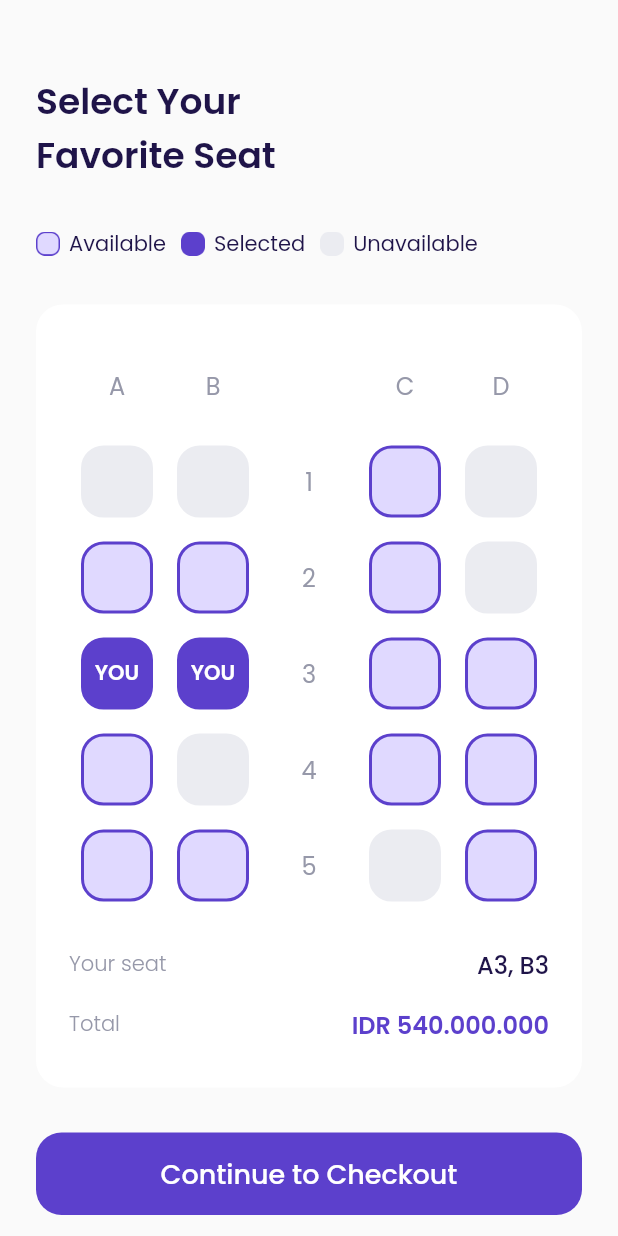
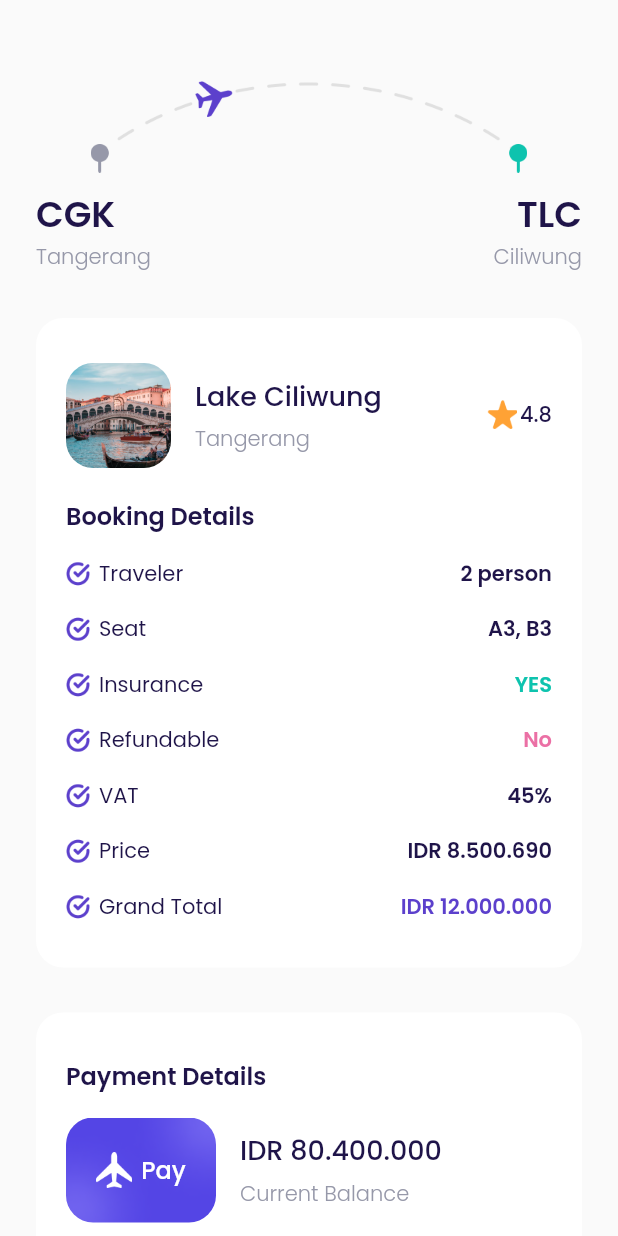
Before and after one commit to dwitio/bwa_airplane, a Flutter app: the ChooseSeatPage screen opened directly, after a tap on "Continue to Checkout", on a phone screen of 412 x 824 dp. Run offline on Flutter 3.47's test engine with Material 2 defaults, Android fonts, the phone set to English and light mode, and no system bars; our stand-ins replace google_fonts.

Commit message:
slicing checkout page

```diff
--- /dev/null
+++ b/lib/ui/pages/checkout_page.dart
@@ -0,0 +1,308 @@
+import 'package:airplane/shared/theme.dart';
+import 'package:airplane/ui/pages/success_checkout_page.dart';
+import 'package:airplane/ui/widgets/booking_details_item.dart';
+import 'package:airplane/ui/widgets/custom_botton.dart';
+import 'package:flutter/material.dart';
+
+class CheckoutPage extends StatelessWidget {
+  const CheckoutPage({Key? key}) : super(key: key);
+
+  @override
+  Widget build(BuildContext context) {
+    Widget route() {
+      return Container(
+        margin: EdgeInsets.only(top: 50),
+        child: Column(
+          children: [
+            Container(
+              width: 291,
+              height: 65,
+              margin: EdgeInsets.only(bottom: 10),
+              decoration: BoxDecoration(
+                  image: DecorationImage(
+                      image: AssetImage('assets/image_checkout.png'))),
+            ),
+            Row(
+              mainAxisAlignment: MainAxisAlignment.spaceBetween,
+              children: [
+                Column(
+                  crossAxisAlignment: CrossAxisAlignment.start,
+                  children: [
+                    Text(
+                      'CGK',
+                      style: blackTextStyle.copyWith(
+                        fontSize: 24,
+                        fontWeight: semiBold,
+                      ),
+                    ),
+                    Text(
+                      'Tangerang',
+                      style: greyTextStyle.copyWith(fontWeight: light),
+                    )
+                  ],
+                ),
+                Column(
+                  crossAxisAlignment: CrossAxisAlignment.end,
+                  children: [
+                    Text(
+                      'TLC',
+                      style: blackTextStyle.copyWith(
+                        fontSize: 24,
+                        fontWeight: semiBold,
+                      ),
+                    ),
+                    Text(
+                      'Ciliwung',
+                      style: greyTextStyle.copyWith(fontWeight: light),
+                    )
+                  ],
+                )
+              ],
+            ),
+          ],
+        ),
+      );
+    }
+
+    Widget bookingDetails() {
+      return Container(
+        margin: EdgeInsets.only(top: 30),
+        padding: EdgeInsets.symmetric(
+          horizontal: 20,
+          vertical: 30,
+        ),
+        decoration: BoxDecoration(
+          borderRadius: BorderRadius.circular(18),
+          color: kWhiteColor,
+        ),
+        child: Column(
+          crossAxisAlignment: CrossAxisAlignment.start,
+          children: [
+            // NOTE: DESTINATION TILE
+            Row(
+              children: [
+                Container(
+                  width: 70,
+                  height: 70,
+                  margin: EdgeInsets.only(right: 16),
+                  decoration: BoxDecoration(
+                      borderRadius: BorderRadius.circular(18),
+                      image: DecorationImage(
+                          fit: BoxFit.cover,
+                          image: AssetImage(
+                            'assets/image_destination1.png',
+                          ))),
+                ),
+                Expanded(
+                  child: Column(
+                    crossAxisAlignment: CrossAxisAlignment.start,
+                    children: [
+                      Text(
+                        'Lake Ciliwung',
+                        style: blackTextStyle.copyWith(
+                          fontSize: 18,
+                          fontWeight: medium,
+                        ),
+                      ),
+                      SizedBox(
+                        height: 5,
+                      ),
+                      Text(
+                        'Tangerang',
+                        style: greyTextStyle.copyWith(
+                          fontWeight: light,
+                        ),
+                      )
+                    ],
+                  ),
+                ),
+                Row(
+                  mainAxisAlignment: MainAxisAlignment.center,
+                  crossAxisAlignment: CrossAxisAlignment.start,
+                  children: [
+                    Container(
+                      width: 20,
+                      height: 20,
+                      margin: EdgeInsets.only(right: 2),
+                      decoration: BoxDecoration(
+                          image: DecorationImage(
+                              image: AssetImage('assets/icon_star.png'))),
+                    ),
+                    Text(
+                      '4.8',
+                      style: blackTextStyle.copyWith(
+                        fontWeight: medium,
+                      ),
+                    )
+                  ],
+                ),
+              ],
+            ),
+
+            // NOTE: BOOKING DETAILS TEXT
+            Container(
+              margin: EdgeInsets.only(top: 20),
+              child: Text(
+                'Booking Details',
+                style: blackTextStyle.copyWith(
+                  fontSize: 16,
+                  fontWeight: semiBold,
+                ),
+              ),
+            ),
+
+            // NOTE: BOOKING DETAILS ITEM
+            BookingDetailsItem(
+                title: 'Traveler',
+                valueText: '2 person',
+                valueColor: kBlackColor),
+            BookingDetailsItem(
+                title: 'Seat', valueText: 'A3, B3', valueColor: kBlackColor),
+            BookingDetailsItem(
+                title: 'Insurance', valueText: 'YES', valueColor: kGreenColor),
+            BookingDetailsItem(
+                title: 'Refundable', valueText: 'No', valueColor: kRedColor),
+            BookingDetailsItem(
+                title: 'VAT', valueText: '45%', valueColor: kBlackColor),
+            BookingDetailsItem(
+                title: 'Price',
+                valueText: 'IDR 8.500.690',
+                valueColor: kBlackColor),
+            BookingDetailsItem(
+                title: 'Grand Total',
+                valueText: 'IDR 12.000.000',
+                valueColor: kPrimaryColor),
+          ],
+        ),
+      );
+    }
+
+    Widget paymentDetails() {
+      return Container(
+        margin: EdgeInsets.only(top: 30),
+        padding: EdgeInsets.symmetric(horizontal: 20, vertical: 30),
+        decoration: BoxDecoration(
+          borderRadius: BorderRadius.circular(18),
+          color: kWhiteColor,
+        ),
+        child: Column(
+          crossAxisAlignment: CrossAxisAlignment.start,
+          children: [
+            Text(
+              'Payment Details',
+              style: blackTextStyle.copyWith(
+                fontSize: 16,
+                fontWeight: semiBold,
+              ),
+            ),
+            Container(
+              margin: EdgeInsets.only(top: 16),
+              child: Row(
+                children: [
+                  Container(
+                    width: 100,
+                    height: 70,
+                    margin: EdgeInsets.only(right: 16),
+                    decoration: BoxDecoration(
+                        borderRadius: BorderRadius.circular(18),
+                        image: DecorationImage(
+                            fit: BoxFit.cover,
+                            image: AssetImage(
+                              'assets/image_card.png',
+                            ))),
+                    child: Center(
+                      child: Row(
+                        mainAxisAlignment: MainAxisAlignment.center,
+                        children: [
+                          Container(
+                            width: 24,
+                            height: 24,
+                            margin: EdgeInsets.only(right: 6),
+                            decoration: BoxDecoration(
+                                image: DecorationImage(
+                                    image:
+                                        AssetImage('assets/icon_plane.png'))),
+                          ),
+                          Text(
+                            'Pay',
+                            style: whiteTextStyle.copyWith(
+                                fontSize: 16, fontWeight: medium),
+                          ),
+                        ],
+                      ),
+                    ),
+                  ),
+                  Expanded(
+                    child: Column(
+                      crossAxisAlignment: CrossAxisAlignment.start,
+                      children: [
+                        Text(
+                          'IDR 80.400.000',
+                          style: blackTextStyle.copyWith(
+                            fontSize: 18,
+                            fontWeight: medium,
+                          ),
+                          overflow: TextOverflow.ellipsis,
+                        ),
+                        SizedBox(
+                          height: 5,
+                        ),
+                        Text(
+                          'Current Balance',
+                          style: greyTextStyle.copyWith(fontWeight: light),
+                        )
+                      ],
+                    ),
+                  )
+                ],
+              ),
+            )
+          ],
+        ),
+      );
+    }
+
+    Widget payNowButton() {
+      return CustomButton(
+        title: 'Pay Now',
+        onPressed: () {
+          Navigator.push(context,
+              MaterialPageRoute(builder: (context) => SuccessCheckoutPage()));
+        },
+        margin: EdgeInsets.only(top: 30),
+      );
+    }
+
+    Widget tacButton() {
+      return Container(
+        alignment: Alignment.center,
+        margin: EdgeInsets.only(
+          top: 30,
+          bottom: 30,
+        ),
+        child: Text(
+          'Terms and Conditions',
+          style: greyTextStyle.copyWith(
+            fontSize: 16,
+            fontWeight: light,
+            decoration: TextDecoration.underline,
+          ),
+        ),
+      );
+    }
+
+    return Scaffold(
+      backgroundColor: kBackgroundColor,
+      body: ListView(
+        padding: EdgeInsets.symmetric(horizontal: defaultMargin),
+        children: [
+          route(),
+          bookingDetails(),
+          paymentDetails(),
+          payNowButton(),
+          tacButton(),
+        ],
+      ),
+    );
+  }
+}
--- a/lib/ui/pages/choose_seat_page.dart
+++ b/lib/ui/pages/choose_seat_page.dart
@@ -1,4 +1,5 @@
 import 'package:airplane/shared/theme.dart';
+import 'package:airplane/ui/pages/checkout_page.dart';
 import 'package:airplane/ui/widgets/custom_botton.dart';
 import 'package:airplane/ui/widgets/seat_item.dart';
 import 'package:flutter/material.dart';
@@ -347,7 +348,10 @@ class ChooseSeatPage extends StatelessWidget {
     Widget checkoutButton() {
       return CustomButton(
         title: 'Continue to Checkout',
-        onPressed: () {},
+        onPressed: () {
+          Navigator.push(
+              context, MaterialPageRoute(builder: (context) => CheckoutPage()));
+        },
         margin: EdgeInsets.only(top: 30, bottom: 46),
       );
     }
--- a/lib/ui/pages/main_page.dart
+++ b/lib/ui/pages/main_page.dart
@@ -1,5 +1,8 @@
 import 'package:airplane/shared/theme.dart';
 import 'package:airplane/ui/pages/home_page.dart';
+import 'package:airplane/ui/pages/setting_page.dart';
+import 'package:airplane/ui/pages/transaction_page.dart';
+import 'package:airplane/ui/pages/wallet_page.dart';
 import 'package:airplane/ui/widgets/custom_bottom_navigation_item.dart';
 import 'package:flutter/material.dart';
 
@@ -8,7 +11,6 @@ class MainPage extends StatelessWidget {
 
   @override
   Widget build(BuildContext context) {
-
     Widget buildContent() {
       return HomePage();
     }
--- /dev/null
+++ b/lib/ui/pages/setting_page.dart
@@ -0,0 +1,10 @@
+import 'package:flutter/material.dart';
+
+class SettingPage extends StatelessWidget {
+  const SettingPage({Key? key}) : super(key: key);
+
+  @override
+  Widget build(BuildContext context) {
+    return Center(child: Text('Setting Page'),);
+  }
+}
--- /dev/null
+++ b/lib/ui/pages/success_checkout_page.dart
@@ -0,0 +1,55 @@
+import 'package:airplane/shared/theme.dart';
+import 'package:airplane/ui/widgets/custom_botton.dart';
+import 'package:flutter/material.dart';
+
+class SuccessCheckoutPage extends StatelessWidget {
+  const SuccessCheckoutPage({Key? key}) : super(key: key);
+
+  @override
+  Widget build(BuildContext context) {
+    return Scaffold(
+      backgroundColor: kBackgroundColor,
+      body: Center(
+          child: Column(
+        mainAxisAlignment: MainAxisAlignment.center,
+        children: [
+          Container(
+            width: 300,
+            height: 150,
+            margin: EdgeInsets.only(bottom: 80),
+            decoration: BoxDecoration(
+                image: DecorationImage(
+                    image: AssetImage('assets/image_success.png'))),
+          ),
+          Text(
+            'Well Booked 😍',
+            style: blackTextStyle.copyWith(
+              fontSize: 32,
+              fontWeight: semiBold,
+            ),
+          ),
+          SizedBox(
+            height: 10,
+          ),
+          Text(
+            'Are you ready to explore the new\nworld of experiences?',
+            style: greyTextStyle.copyWith(
+              fontSize: 16,
+              fontWeight: light,
+            ),
+            textAlign: TextAlign.center,
+          ),
+          CustomButton(
+            title: 'My Bookings',
+            onPressed: () {
+              Navigator.pushNamedAndRemoveUntil(
+                  context, '/main', (route) => false);
+            },
+            width: 220,
+            margin: EdgeInsets.only(top: 50),
+          )
+        ],
+      )),
+    );
+  }
+}
--- /dev/null
+++ b/lib/ui/pages/transaction_page.dart
@@ -0,0 +1,10 @@
+import 'package:flutter/material.dart';
+
+class TransactionPage extends StatelessWidget {
+  const TransactionPage({Key? key}) : super(key: key);
+
+  @override
+  Widget build(BuildContext context) {
+    return Center(child: Text('Transaction Page'),);
+  }
+}
--- /dev/null
+++ b/lib/ui/pages/wallet_page.dart
@@ -0,0 +1,10 @@
+import 'package:flutter/material.dart';
+
+class WalletPage extends StatelessWidget {
+  const WalletPage({Key? key}) : super(key: key);
+
+  @override
+  Widget build(BuildContext context) {
+    return Center(child: Text('Wallet Page'),);
+  }
+}
--- /dev/null
+++ b/lib/ui/widgets/booking_details_item.dart
@@ -0,0 +1,48 @@
+import 'package:airplane/shared/theme.dart';
+import 'package:flutter/material.dart';
+
+class BookingDetailsItem extends StatelessWidget {
+  final String title;
+  final String valueText;
+  final Color valueColor;
+
+  const BookingDetailsItem(
+      {Key? key,
+      required this.title,
+      required this.valueText,
+      required this.valueColor})
+      : super(key: key);
+
+  @override
+  Widget build(BuildContext context) {
+    return Container(
+      margin: EdgeInsets.only(
+        top: 16,
+      ),
+      child: Row(
+        children: [
+          Container(
+            width: 16,
+            height: 16,
+            margin: EdgeInsets.only(right: 6),
+            decoration: BoxDecoration(
+                image: DecorationImage(
+                    image: AssetImage('assets/icon_check.png'))),
+          ),
+          Text(
+            title,
+            style: blackTextStyle,
+          ),
+          Spacer(),
+          Text(
+            valueText,
+            style: blackTextStyle.copyWith(
+              fontWeight: semiBold,
+              color: valueColor,
+            ),
+          )
+        ],
+      ),
+    );
+  }
+}
```
